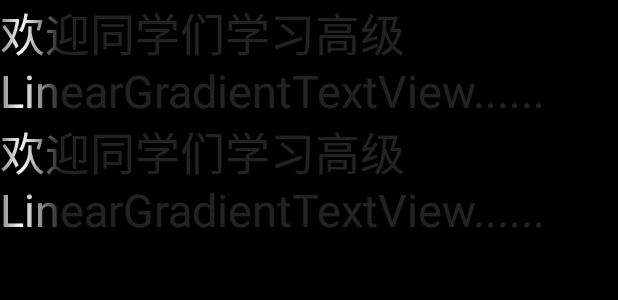
After one commit to lvjie0519/MyDNStudyProject, an Android app: the layout activity_gradient_test.xml on its own in the app's theme, with its tools: preview values and no code run, on a phone screen of 412 x 824 dp. The commit adds this screen. Shown: the top 300 px of the screen. Run offline under Robolectric (Android 15) with nearby library versions, the phone set to English and light mode, and no system bars.

Commit message:
几个渐变 绘图

```diff
--- a/app/src/main/AndroidManifest.xml
+++ b/app/src/main/AndroidManifest.xml
@@ -9,7 +9,8 @@
         android:roundIcon="@mipmap/ic_launcher_round"
         android:supportsRtl="true"
         android:theme="@style/AppTheme">
-        <activity android:name=".high.grade.ui.chapter2.MeasureDrawTestActivity"></activity>
+        <activity android:name=".high.grade.ui.chapter3.GradientTestActivity"></activity>
+        <activity android:name=".high.grade.ui.chapter2.MeasureDrawTestActivity" />
         <activity android:name=".high.grade.ui.UIMainActivity" />
         <activity android:name=".MainActivity">
             <intent-filter>
--- a/app/src/main/java/com/example/mydnstudyproject/high/grade/ui/UIMainActivity.java
+++ b/app/src/main/java/com/example/mydnstudyproject/high/grade/ui/UIMainActivity.java
@@ -9,6 +9,7 @@ import android.view.View;
 
 import com.example.mydnstudyproject.R;
 import com.example.mydnstudyproject.high.grade.ui.chapter2.MeasureDrawTestActivity;
+import com.example.mydnstudyproject.high.grade.ui.chapter3.GradientTestActivity;
 
 public class UIMainActivity extends AppCompatActivity {
 
@@ -28,4 +29,8 @@ public class UIMainActivity extends AppCompatActivity {
     public void openMeasureDrawTestActivity(View view) {
         MeasureDrawTestActivity.startActicity(this);
     }
+
+    public void openGradientTestActivity(View view) {
+        GradientTestActivity.startActicity(this);
+    }
 }
--- /dev/null
+++ b/app/src/main/java/com/example/mydnstudyproject/high/grade/ui/chapter3/LinearGradientTextView.java
@@ -0,0 +1,123 @@
+package com.example.mydnstudyproject.high.grade.ui.chapter3;
+
+import android.content.Context;
+import android.graphics.Canvas;
+import android.graphics.LinearGradient;
+import android.graphics.Matrix;
+import android.graphics.Paint;
+import android.graphics.Shader;
+import android.text.TextPaint;
+import android.util.AttributeSet;
+import android.util.Log;
+
+import androidx.annotation.Nullable;
+import androidx.appcompat.widget.AppCompatTextView;
+
+/**
+ *
+ */
+
+public class LinearGradientTextView extends AppCompatTextView {
+    private TextPaint mPaint;
+
+
+    //LinearGradient线性渲染，   X,Y,X1,Y1四个参数只定位效果，不定位位置
+    private LinearGradient mLinearGradient ;
+    private Matrix mMatrix;
+
+    private float mTranslate;
+    private float DELTAX = 20;
+
+    public LinearGradientTextView(Context context) {
+        super(context);
+    }
+
+    public LinearGradientTextView(Context context, @Nullable AttributeSet attrs) {
+        super(context, attrs);
+    }
+
+
+    @Override
+    protected void onMeasure(int widthMeasureSpec, int heightMeasureSpec) {
+        super.onMeasure(widthMeasureSpec, heightMeasureSpec);
+    }
+
+
+    int row;
+    int curRow = 1;
+    /**
+     * This is called during layout when the size of this view has changed. If
+     * you were just added to the view hierarchy, you're called with the old
+     * values of 0.
+     *
+     * @param w Current width of this view.
+     * @param h Current height of this view.
+     * @param oldw Old width of this view.
+     * @param oldh Old height of this view.
+     */
+    @Override
+    protected void onSizeChanged(int w, int h, int oldw, int oldh) {
+        super.onSizeChanged(w, h, oldw, oldh);
+
+        Log.i("lvjie", "onSizeChanged...");
+
+        // 拿到TextView的画笔
+        mPaint = getPaint();
+        String text = getText().toString();
+        float textWidth = mPaint.measureText(text);      // 测量文字的宽度
+        Paint.FontMetrics fontMetrics = mPaint.getFontMetrics();
+        float height = fontMetrics.bottom - fontMetrics.top;    // 测量文字的高度
+        float size = getTextSize();         // 文字的大小 px
+        row = (int) (height / size);        // 文字显示了几行?  并不是
+
+
+        // 3个文字的宽度
+        int gradientSize = (int) (textWidth / text.length() * 3);
+
+        /**
+         * Create a shader that draws a linear gradient along a line.
+         *
+         * @param x0           The x-coordinate for the start of the gradient line
+         * @param y0           The y-coordinate for the start of the gradient line
+         * @param x1           The x-coordinate for the end of the gradient line
+         * @param y1           The y-coordinate for the end of the gradient line
+         * @param colors       The colors to be distributed along the gradient line
+         * @param positions    May be null. The relative positions [0..1] of
+         *                     each corresponding color in the colors array. If this is null,
+         *                     the the colors are distributed evenly along the gradient line.
+         * @param tile         The Shader tiling mode
+         */
+        // 从左边-gradientSize开始，即左边距离文字gradientSize开始渐变
+        mLinearGradient = new LinearGradient(-gradientSize, size * curRow, 0, size * curRow, new int[]{
+                0x22ffffff, 0xffffffff, 0x22ffffff}, null, Shader.TileMode.CLAMP
+        );
+
+        mPaint.setShader(mLinearGradient);
+    }
+
+
+
+    @Override
+    protected void onDraw(Canvas canvas) {
+        super.onDraw(canvas);
+
+        Log.i("lvjie", "onDraw...");
+
+        mTranslate += DELTAX;
+        float textWidth = getPaint().measureText(getText().toString());
+        //到底部进行返回
+        if(mTranslate > textWidth + 1 || mTranslate < 1){
+            mTranslate = 0;
+            curRow++;
+            if(curRow > row){
+                curRow = 0;
+            }
+        }
+
+        mMatrix = new Matrix();
+        mMatrix.setTranslate(mTranslate, 0);
+        mLinearGradient.setLocalMatrix(mMatrix);
+        postInvalidateDelayed(50);
+
+    }
+}
--- /dev/null
+++ b/app/src/main/res/layout/activity_gradient_test.xml
@@ -0,0 +1,18 @@
+<?xml version="1.0" encoding="utf-8"?>
+<LinearLayout xmlns:android="http://schemas.android.com/apk/res/android"
+    xmlns:app="http://schemas.android.com/apk/res-auto"
+    xmlns:tools="http://schemas.android.com/tools"
+    android:layout_width="match_parent"
+    android:layout_height="match_parent"
+    android:orientation="vertical"
+    android:background="#000"
+    tools:context=".high.grade.ui.chapter3.GradientTestActivity">
+
+    <com.example.mydnstudyproject.high.grade.ui.chapter3.LinearGradientTextView
+        android:layout_width="match_parent"
+        android:layout_height="wrap_content"
+        android:textSize="30sp"
+        android:textColor="#666666"
+        android:text="欢迎同学们学习高级LinearGradientTextView......欢迎同学们学习高级LinearGradientTextView......"/>
+
+</LinearLayout>
--- a/app/src/main/res/layout/activity_measure_draw_test.xml
+++ b/app/src/main/res/layout/activity_measure_draw_test.xml
@@ -14,7 +14,8 @@
         android:gravity="center">
         <com.example.mydnstudyproject.high.grade.ui.chapter2.FlowLayout
             android:layout_width="100dp"
-            android:layout_height="50dp"/>
+            android:layout_height="50dp"
+            android:background="#ab1212"/>
     </LinearLayout>
 
 </LinearLayout>
```
Also changed, not shown: app/src/main/java/com/example/mydnstudyproject/high/grade/ui/chapter2/FlowLayout.java (+10 -0 lines), app/src/main/java/com/example/mydnstudyproject/high/grade/ui/chapter3/GradientTestActivity.java (added, +64 -0 lines), app/src/main/java/com/example/mydnstudyproject/high/grade/ui/chapter3/MyGradientView.java (added, +124 -0 lines), app/src/main/java/com/example/mydnstudyproject/high/grade/ui/chapter3/RadarGradientView.java (added, +106 -0 lines), app/src/main/java/com/example/mydnstudyproject/high/grade/ui/chapter3/ZoomImageView.java (added, +80 -0 lines), app/src/main/res/layout/activity_uimain.xml (+8 -0 lines), app/src/main/res/mipmap-xhdpi/heart.png (added), app/src/main/res/mipmap-xhdpi/xyjy2.png (added), app/src/main/res/mipmap-xhdpi/xyjy3.jpg (added).
